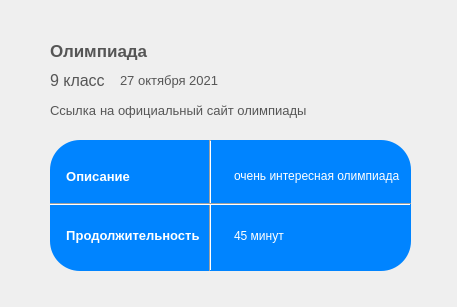
First picture: the form in ui_files/view_olymp.ui, repository Dmitriyburin/web_proj1, before the edit.
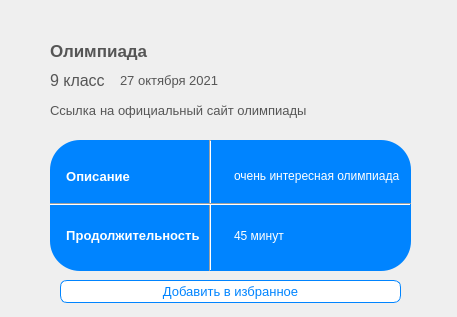
Second picture: the form after the edit.

```diff
--- a/ui_files/view_olymp.ui
+++ b/ui_files/view_olymp.ui
@@ -7,7 +7,7 @@
     <x>0</x>
     <y>0</y>
     <width>457</width>
-    <height>307</height>
+    <height>317</height>
    </rect>
   </property>
   <property name="windowTitle">
@@ -40,7 +40,7 @@
    <property name="geometry">
     <rect>
      <x>60</x>
-     <y>310</y>
+     <y>320</y>
      <width>341</width>
      <height>23</height>
     </rect>
@@ -224,7 +224,7 @@
    <property name="geometry">
     <rect>
      <x>60</x>
-     <y>340</y>
+     <y>350</y>
      <width>341</width>
      <height>23</height>
     </rect>
@@ -323,6 +323,38 @@
     <string/>
    </property>
   </widget>
+  <widget class="QPushButton" name="favoritesButton">
+   <property name="geometry">
+    <rect>
+     <x>60</x>
+     <y>280</y>
+     <width>341</width>
+     <height>23</height>
+    </rect>
+   </property>
+   <property name="font">
+    <font>
+     <family>MS Shell Dlg 2</family>
+     <pointsize>10</pointsize>
+    </font>
+   </property>
+   <property name="styleSheet">
+    <string notr="true">QPushButton {
+	background-color: #fff;
+	border-radius: 7px;
+	color: rgb(0, 132, 255);
+	border: 1px solid rgb(0, 132, 255);
+}
+
+QPushButton:hover {
+	background-color: rgb(255, 243, 175);
+}
+</string>
+   </property>
+   <property name="text">
+    <string>Добавить в избранное</string>
+   </property>
+  </widget>
  </widget>
  <resources/>
  <connections/>
```
